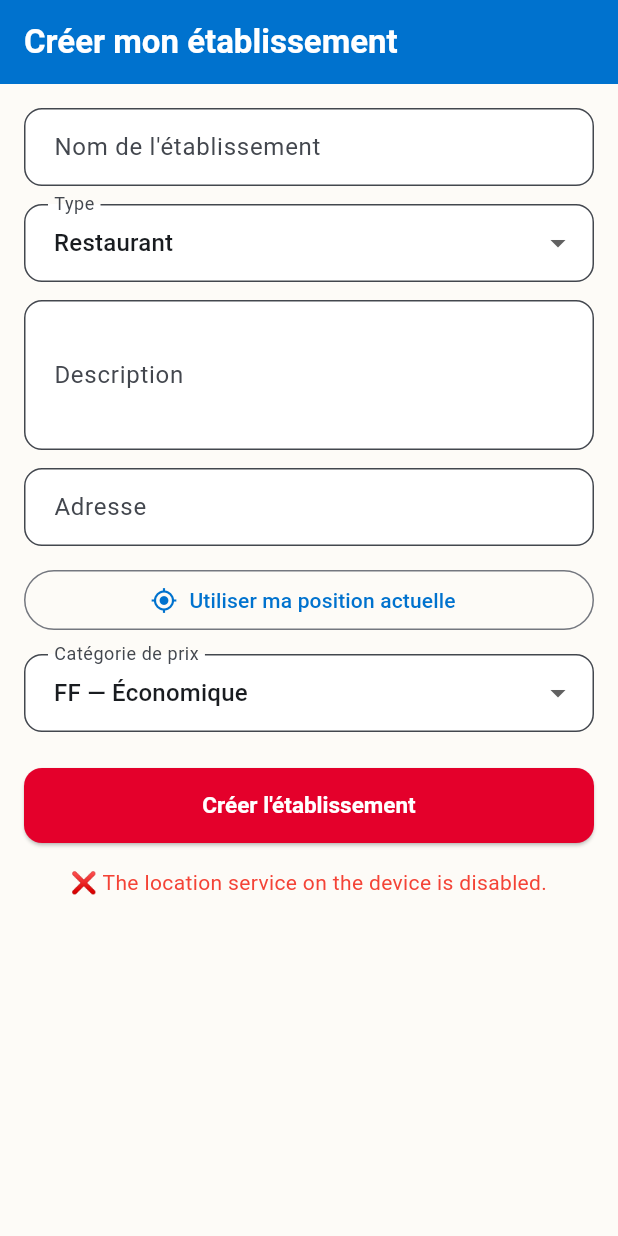
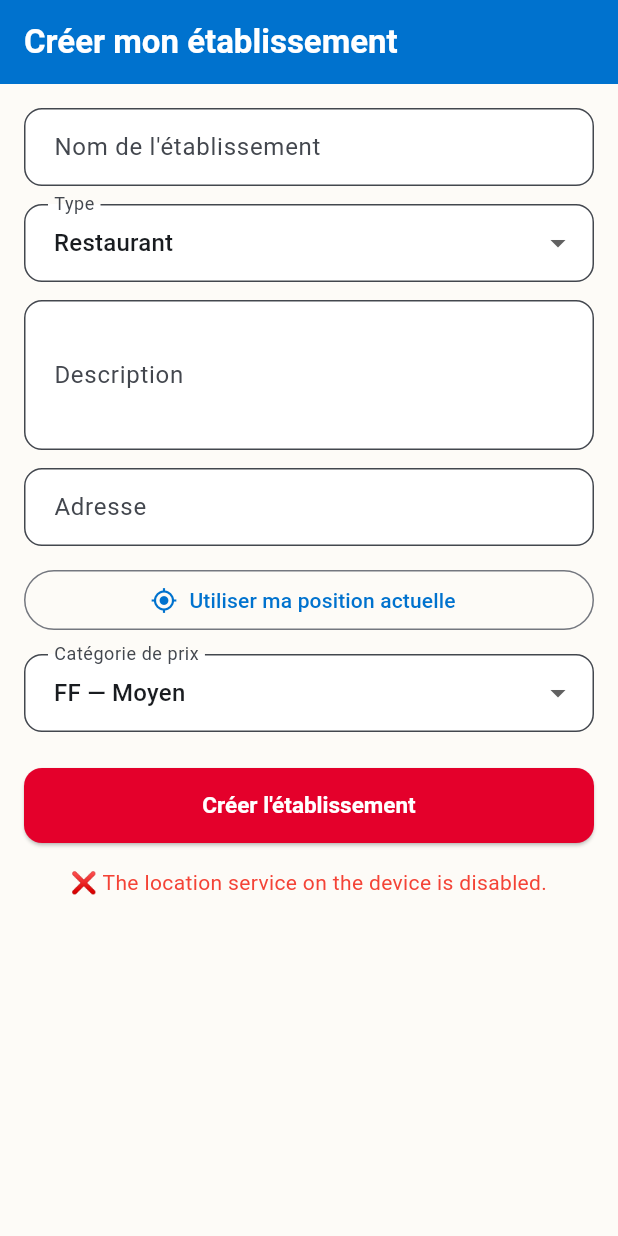
Before and after one commit to Maoudo-4/niam-niam, a Flutter app: the CreerEtablissementScreen screen opened directly, after a tap on "Utiliser ma position actuelle", on a phone screen of 412 x 824 dp. Run offline on Flutter 3.47's test engine with Material 3 defaults, Android fonts, the phone set to English and light mode, and no system bars; our stand-ins replace cloud_firestore, firebase_auth, firebase_core, flutter_map, geolocator, latlong2 and 1 more; accounts and stored records are empty; generated files the repository leaves out were written again.

```diff
--- a/lib/screens/gerant/accueil_gerant.dart
+++ b/lib/screens/gerant/accueil_gerant.dart
@@ -5,6 +5,7 @@ import '../../models/etablissement.dart';
 import 'creer_etablissement_screen.dart';
 import '../../widgets/confirmer_deconnexion.dart';
 import '../coque_principale.dart';
+
 
 class AccueilGerant extends StatefulWidget {
   const AccueilGerant({super.key});
--- a/lib/screens/gerant/creer_etablissement_screen.dart
+++ b/lib/screens/gerant/creer_etablissement_screen.dart
@@ -184,9 +184,9 @@ class _CreerEtablissementScreenState
                 initialValue: _categoriePrix,
                 decoration: const InputDecoration(labelText: 'Catégorie de prix'),
                 items: const [
-                  DropdownMenuItem(value: 'FF', child: Text('FF — Économique')),
-                  DropdownMenuItem(value: 'FFFF', child: Text('FFFF — Moyen')),
-                  DropdownMenuItem(value: 'FFFFF', child: Text('FFFFF — Premium')),
+                  DropdownMenuItem(value: 'F', child: Text('F — Économique')),
+                  DropdownMenuItem(value: 'FF', child: Text('FF — Moyen')),
+                  DropdownMenuItem(value: 'FFF', child: Text('FFF — Premium')),
                 ],
                 onChanged: (v) => setState(() => _categoriePrix = v!),
               ),
```
Also changed, not shown: lib/screens/client/liste_etablissements_screen.dart (+12 -1 lines).
